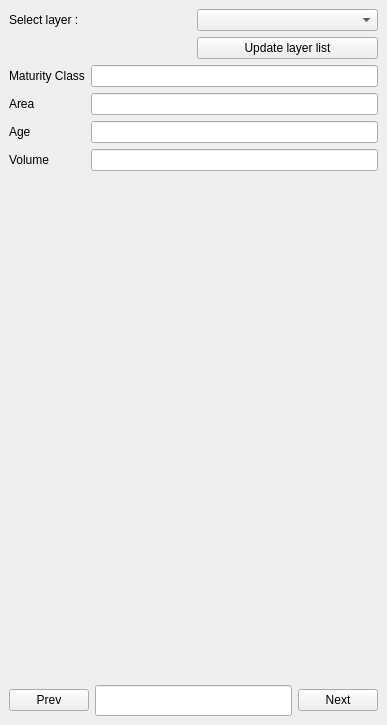
First picture: the form in stand_browser_dockwidget_base.ui, repository homann/stand-browser, before the edit.
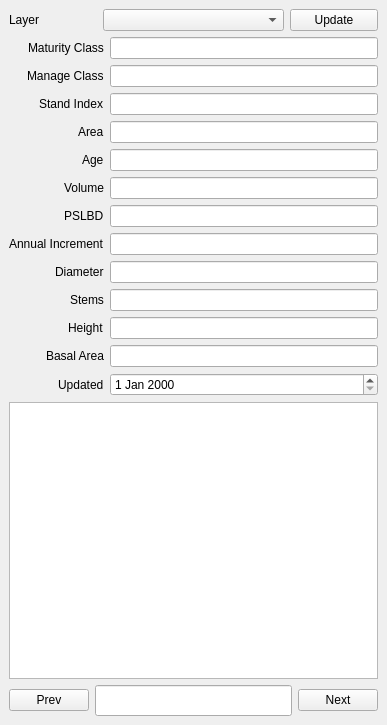
Second picture: the form after the edit.

Commit message: Added rest of label/fields

```diff
--- a/stand_browser_dockwidget_base.ui
+++ b/stand_browser_dockwidget_base.ui
@@ -12,83 +12,171 @@
   </property>
   <widget class="QWidget" name="dockWidgetContents">
    <layout class="QGridLayout" name="gridLayout">
-    <item row="1" column="0">
-     <widget class="QLabel" name="lblLayer">
-      <property name="text">
-       <string>Select layer : </string>
-      </property>
-     </widget>
-    </item>
-    <item row="1" column="1">
-     <widget class="QComboBox" name="cbLayer"/>
-    </item>
-    <item row="2" column="1">
-     <widget class="QPushButton" name="pbUpdate">
-      <property name="text">
-       <string>Update layer list</string>
-      </property>
-     </widget>
-    </item>
-    <item row="3" column="0" colspan="2">
+    <item row="3" column="0" colspan="4">
      <layout class="QFormLayout" name="formLayout">
-      <item row="0" column="0">
+      <property name="fieldGrowthPolicy">
+       <enum>QFormLayout::AllNonFixedFieldsGrow</enum>
+      </property>
+      <property name="labelAlignment">
+       <set>Qt::AlignRight|Qt::AlignTrailing|Qt::AlignVCenter</set>
+      </property>
+      <item row="1" column="0">
        <widget class="QLabel" name="lblMaturity">
         <property name="text">
          <string>Maturity Class</string>
         </property>
        </widget>
       </item>
-      <item row="0" column="1">
+      <item row="1" column="1">
        <widget class="QLineEdit" name="leMaturity">
         <property name="readOnly">
          <bool>true</bool>
         </property>
        </widget>
       </item>
-      <item row="1" column="0">
+      <item row="2" column="0">
+       <widget class="QLabel" name="lblManage">
+        <property name="text">
+         <string>Manage Class</string>
+        </property>
+       </widget>
+      </item>
+      <item row="2" column="1">
+       <widget class="QLineEdit" name="leManage"/>
+      </item>
+      <item row="3" column="0">
+       <widget class="QLabel" name="lblSi">
+        <property name="text">
+         <string>Stand Index</string>
+        </property>
+       </widget>
+      </item>
+      <item row="3" column="1">
+       <widget class="QLineEdit" name="leSi"/>
+      </item>
+      <item row="4" column="0">
        <widget class="QLabel" name="lblArea">
         <property name="text">
          <string>Area</string>
         </property>
        </widget>
       </item>
-      <item row="2" column="0">
+      <item row="4" column="1">
+       <widget class="QLineEdit" name="leArea">
+        <property name="readOnly">
+         <bool>true</bool>
+        </property>
+       </widget>
+      </item>
+      <item row="5" column="0">
        <widget class="QLabel" name="lblAge">
         <property name="text">
          <string>Age</string>
         </property>
        </widget>
       </item>
-      <item row="3" column="0">
+      <item row="5" column="1">
+       <widget class="QLineEdit" name="leAge"/>
+      </item>
+      <item row="6" column="0">
        <widget class="QLabel" name="lblVolume">
         <property name="text">
          <string>Volume</string>
         </property>
        </widget>
       </item>
-      <item row="1" column="1">
-       <widget class="QLineEdit" name="leArea">
-        <property name="readOnly">
-         <bool>true</bool>
-        </property>
-       </widget>
-      </item>
-      <item row="2" column="1">
-       <widget class="QLineEdit" name="leAge"/>
-      </item>
-      <item row="3" column="1">
+      <item row="6" column="1">
        <widget class="QLineEdit" name="leVolume"/>
       </item>
-      <item row="4" column="0">
-       <widget class="Line" name="line">
-        <property name="orientation">
-         <enum>Qt::Horizontal</enum>
+      <item row="7" column="0">
+       <widget class="QLabel" name="lblSpecies">
+        <property name="text">
+         <string>PSLBD</string>
+        </property>
+       </widget>
+      </item>
+      <item row="7" column="1">
+       <widget class="QLineEdit" name="leSpecies"/>
+      </item>
+      <item row="8" column="0">
+       <widget class="QLabel" name="lblCAI">
+        <property name="text">
+         <string>Annual Increment</string>
+        </property>
+        <property name="scaledContents">
+         <bool>false</bool>
+        </property>
+       </widget>
+      </item>
+      <item row="8" column="1">
+       <widget class="QLineEdit" name="leCAI"/>
+      </item>
+      <item row="9" column="0">
+       <widget class="QLabel" name="lblDGV">
+        <property name="text">
+         <string>Diameter</string>
+        </property>
+       </widget>
+      </item>
+      <item row="9" column="1">
+       <widget class="QLineEdit" name="leDGV"/>
+      </item>
+      <item row="10" column="0">
+       <widget class="QLabel" name="lblN">
+        <property name="text">
+         <string>Stems</string>
+        </property>
+       </widget>
+      </item>
+      <item row="10" column="1">
+       <widget class="QLineEdit" name="leN"/>
+      </item>
+      <item row="11" column="0">
+       <widget class="QLabel" name="lblH">
+        <property name="text">
+         <string>Height</string>
+        </property>
+       </widget>
+      </item>
+      <item row="11" column="1">
+       <widget class="QLineEdit" name="leH"/>
+      </item>
+      <item row="13" column="0">
+       <widget class="QLabel" name="lblUpdated">
+        <property name="text">
+         <string>Updated</string>
+        </property>
+       </widget>
+      </item>
+      <item row="13" column="1">
+       <widget class="QDateEdit" name="deUpdated"/>
+      </item>
+      <item row="12" column="1">
+       <widget class="QLineEdit" name="leG"/>
+      </item>
+      <item row="12" column="0">
+       <widget class="QLabel" name="lblG">
+        <property name="text">
+         <string>Basal Area</string>
         </property>
        </widget>
       </item>
      </layout>
     </item>
-    <item row="4" column="0" colspan="2">
+    <item row="1" column="1" colspan="2">
+     <widget class="QComboBox" name="cbLayer"/>
+    </item>
+    <item row="4" column="0" colspan="4">
+     <widget class="QPlainTextEdit" name="teComment"/>
+    </item>
+    <item row="1" column="0">
+     <widget class="QLabel" name="lblLayer">
+      <property name="text">
+       <string>Layer</string>
+      </property>
+     </widget>
+    </item>
+    <item row="5" column="0" colspan="4">
      <layout class="QGridLayout" name="glActive">
       <property name="sizeConstraint">
        <enum>QLayout::SetMaximumSize</enum>
@@ -123,6 +211,13 @@
       </item>
      </layout>
     </item>
+    <item row="1" column="3">
+     <widget class="QPushButton" name="pbUpdate">
+      <property name="text">
+       <string>Update</string>
+      </property>
+     </widget>
+    </item>
    </layout>
   </widget>
  </widget>
```
Left out of the diff: 6 changed lines with no effect on the pictures. The commit also changes 1 other file.
